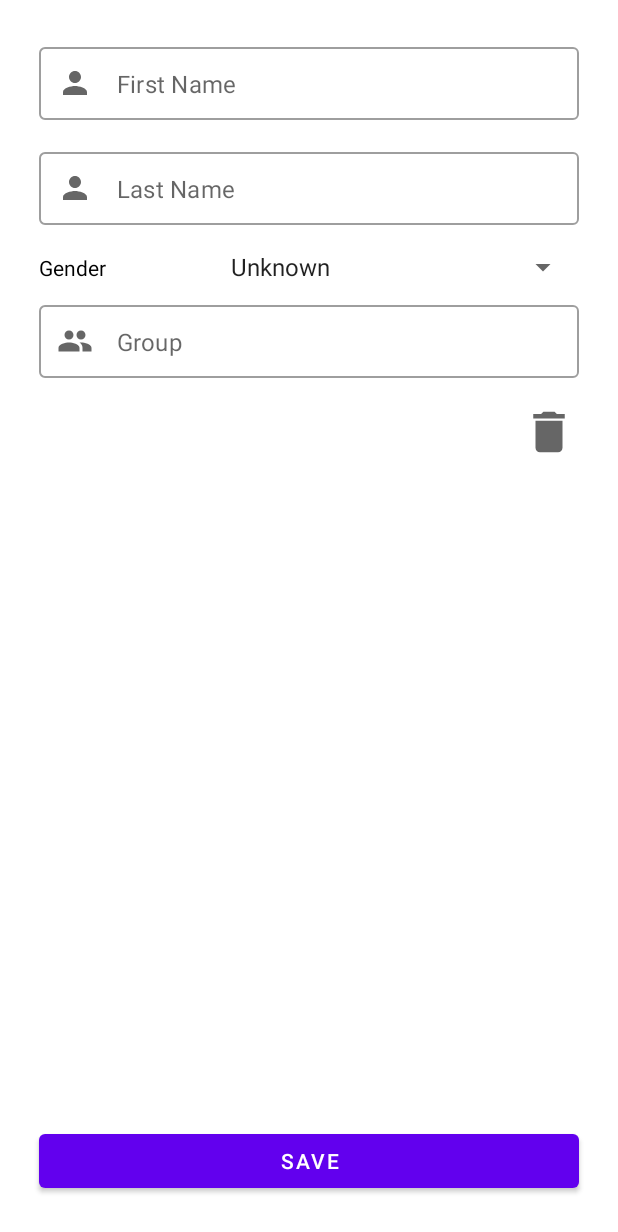
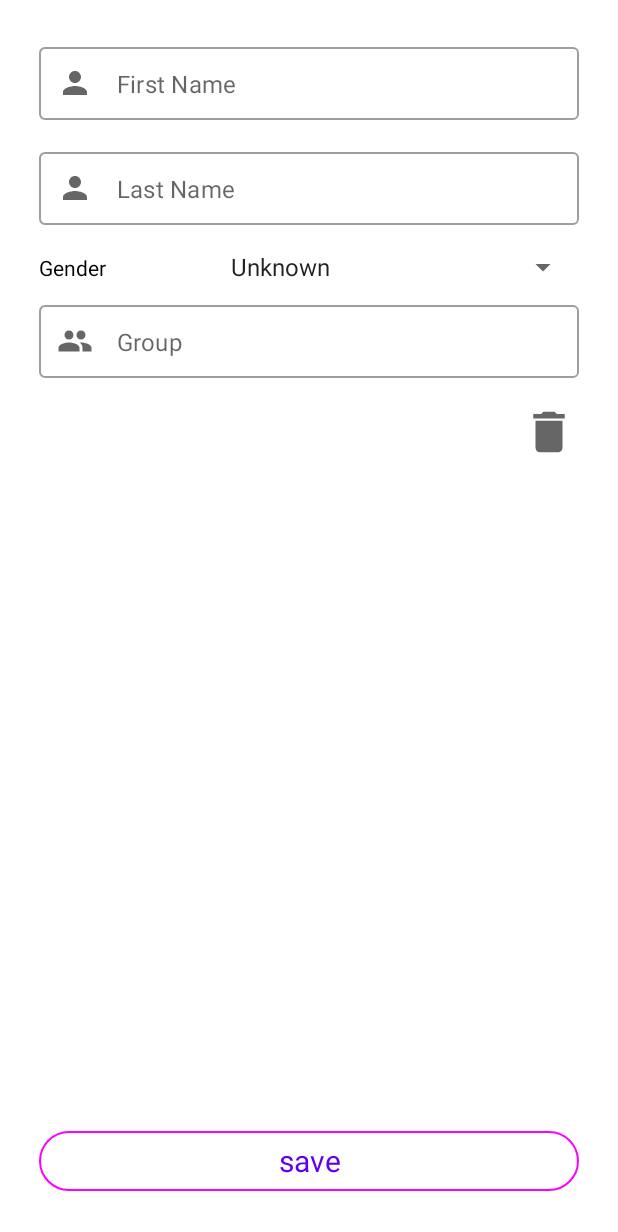
Before and after one commit to Nirwash/SportClub, an Android app: the screen it shows after launch (MainActivity), after a tap on an icon or button, on a phone screen of 412 x 824 dp. Shown: the top 1232 px of the screen. Run offline under Robolectric (Android 15) with nearby library versions, the phone set to English and light mode, and no system bars.

Commit message:
поменял стиль кнопки в AddMemberFragment

```diff
--- a/app/src/main/res/layout/fragment_add_member.xml
+++ b/app/src/main/res/layout/fragment_add_member.xml
@@ -121,12 +121,14 @@
 
     <com.google.android.material.button.MaterialButton
         android:id="@+id/btn_save"
+        style="@style/Widget.Material3.Button.OutlinedButton"
         android:layout_width="match_parent"
         android:layout_height="wrap_content"
         app:layout_constraintStart_toStartOf="parent"
         app:layout_constraintEnd_toEndOf="parent"
         app:layout_constraintBottom_toBottomOf="parent"
         android:text="@string/save"
+        android:textSize="20sp"
         android:layout_margin="16dp"/>
 
 
```
